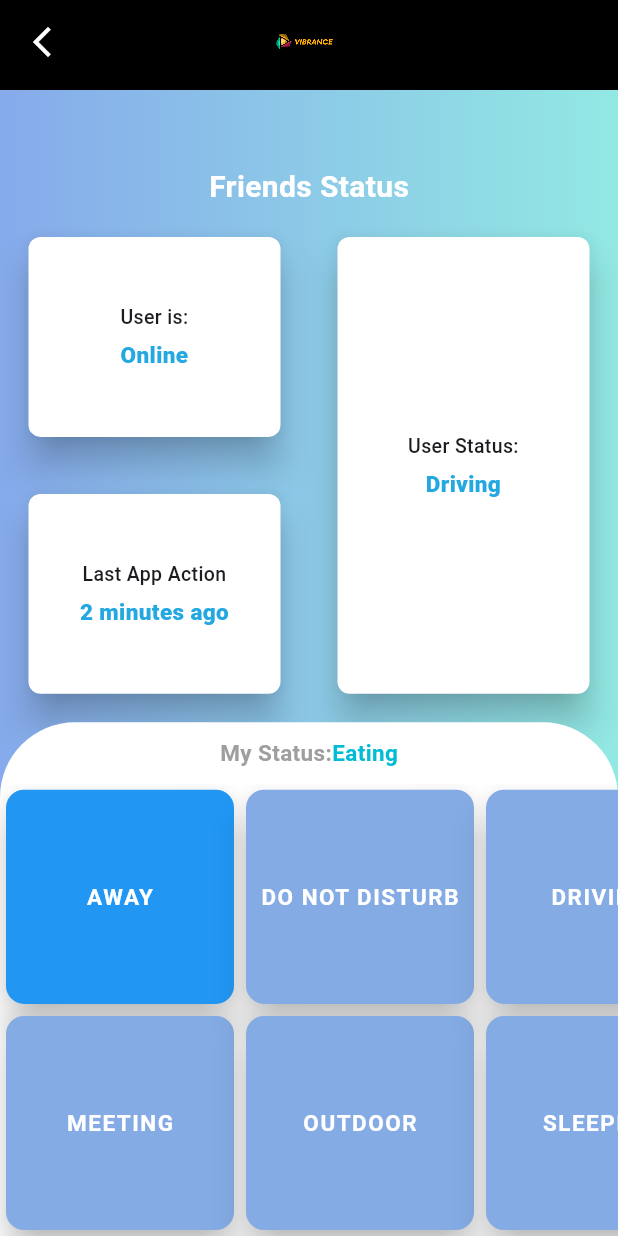
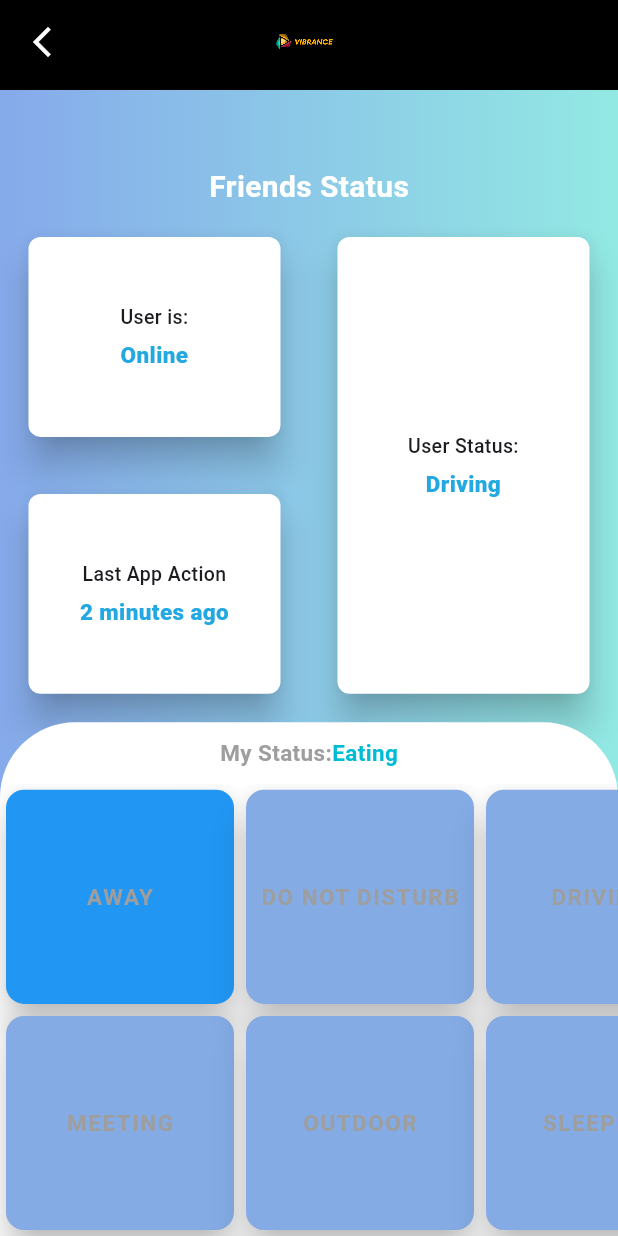
Before and after one commit to HaseebKhanGitHub/vibrance, a Flutter app: the userStatus screen opened directly, on a phone screen of 412 x 824 dp. Run offline on Flutter 3.47's test engine with Material 3 defaults, Android fonts, the light colour scheme and no system bars; our stand-ins replace animated_bottom_navigation_bar, circular_profile_avatar, getwidget, google_fonts, responsive_sizer, rounded_loading_button_plus and 1 more.

Commit message:
Update oneValueCard.dart

```diff
--- a/lib/Views/Features/DeviceInfo/UserStatus/oneValueCard.dart
+++ b/lib/Views/Features/DeviceInfo/UserStatus/oneValueCard.dart
@@ -3,9 +3,11 @@ import 'package:flutter/material.dart';
 class oneValueCard extends StatelessWidget {
   final String value;
   final Color clr;
+  final Color? textColor;
   final double? hightt;
 
-  oneValueCard({required this.value, required this.clr, this.hightt});
+  oneValueCard(
+      {required this.value, required this.clr, this.hightt, this.textColor});
 
   @override
   Widget build(BuildContext context) {
@@ -27,7 +29,7 @@ class oneValueCard extends StatelessWidget {
                       fontWeight: FontWeight.w700,
                       letterSpacing: 1,
                       fontSize: 15,
-                      color: Colors.white),
+                      color: textColor ?? Colors.grey),
                 ),
               ))
             ],
```
